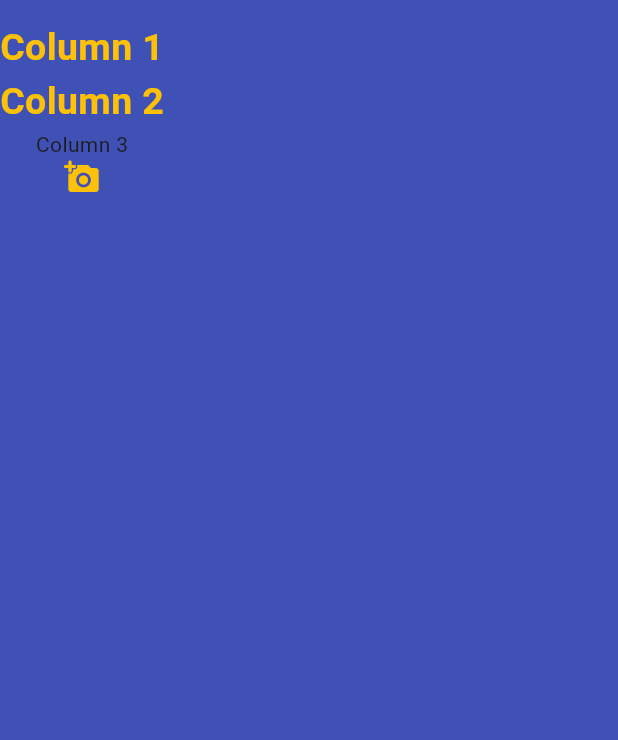
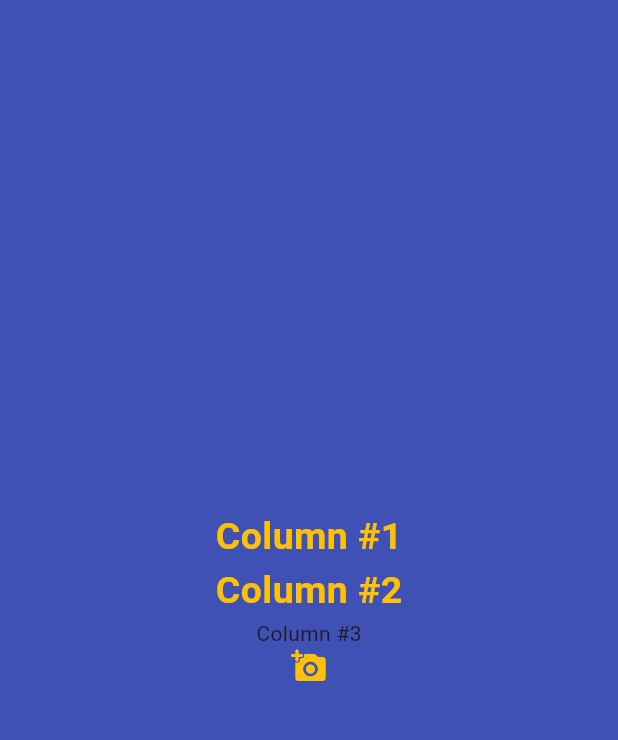
Before and after one commit to shamim36/O-Assign-09, a Flutter app: the screen it shows after launch, on a phone screen of 412 x 824 dp, the part 63-803 px from its top. Run offline on Flutter 3.47's test engine with Material 3 defaults, Android fonts, the phone set to English and light mode, and no system bars.

Commit message:
Module 05

```diff
--- a/module05/lib/main.dart
+++ b/module05/lib/main.dart
@@ -1,13 +1,15 @@
 import 'package:flutter/material.dart';
 
 void main() {
-  runApp(MyApp());
+  runApp(const MyApp());
 }
 
 class MyApp extends StatelessWidget {
+  const MyApp({super.key});
+
   @override
   Widget build(BuildContext context) {
-    return MaterialApp(
+    return const MaterialApp(
       debugShowCheckedModeBanner: false,
       title: 'Jarvis',
       // home: HomeScreen(),
@@ -17,20 +19,22 @@
 }
 
 class HomeScreen extends StatelessWidget {
+  const HomeScreen({super.key});
+
   @override
   Widget build(BuildContext context) {
     return Scaffold(
       appBar: AppBar(
         centerTitle: true,
-        title: Text(
+        title: const Text(
           'IronMan',
           style: TextStyle(color: Colors.lightGreen),
         ),
         backgroundColor: Colors.indigo,
-        leading: Icon(Icons.accessibility_sharp, color: Colors.green),
+        leading: const Icon(Icons.accessibility_sharp, color: Colors.green),
       ),
       backgroundColor: Colors.white12,
-      body: Center(
+      body: const Center(
         child: Text(
           'Hello World',
           style: TextStyle(
@@ -45,37 +49,44 @@
 }
 
 class SecondScreen extends StatelessWidget {
+  const SecondScreen({super.key});
+
   @override
   Widget build(BuildContext context) {
     return Scaffold(
       backgroundColor: Colors.indigo,
       appBar: AppBar(
         centerTitle: true,
-        title: Text('IronMan', style: TextStyle(color: Colors.lightGreen)),
+        title:
+            const Text('IronMan', style: TextStyle(color: Colors.lightGreen)),
         backgroundColor: Colors.indigo,
-        leading: Icon(Icons.accessibility_sharp, color: Colors.green),
+        leading: const Icon(Icons.accessibility_sharp, color: Colors.green),
       ),
-      body: Column(
-        // mainAxisAlignment: MainAxisAlignment.center,
-
+      body: const Center(
+        child: Column(
+          mainAxisAlignment: MainAxisAlignment.center,
+          crossAxisAlignment: CrossAxisAlignment.center,
           children: [
-          Text('Column 1',
+            Text('Column #1',
                 style: TextStyle(
                     color: Colors.amber,
                     fontWeight: FontWeight.bold,
                     fontSize: 25)),
             Text(
-            'Column 2',
+              'Column #2',
               style: TextStyle(
-                color: Colors.amber, fontWeight: FontWeight.bold, fontSize: 25),
+                  color: Colors.amber,
+                  fontWeight: FontWeight.bold,
+                  fontSize: 25),
             ),
-          Text('Column 3'),
+            Text('Column #3'),
             Icon(
               Icons.add_a_photo_rounded,
               color: Colors.amber,
             )
           ],
         ),
+      ),
     );
   }
 }
```
Lines whose indentation alone changed are shown as unchanged.
